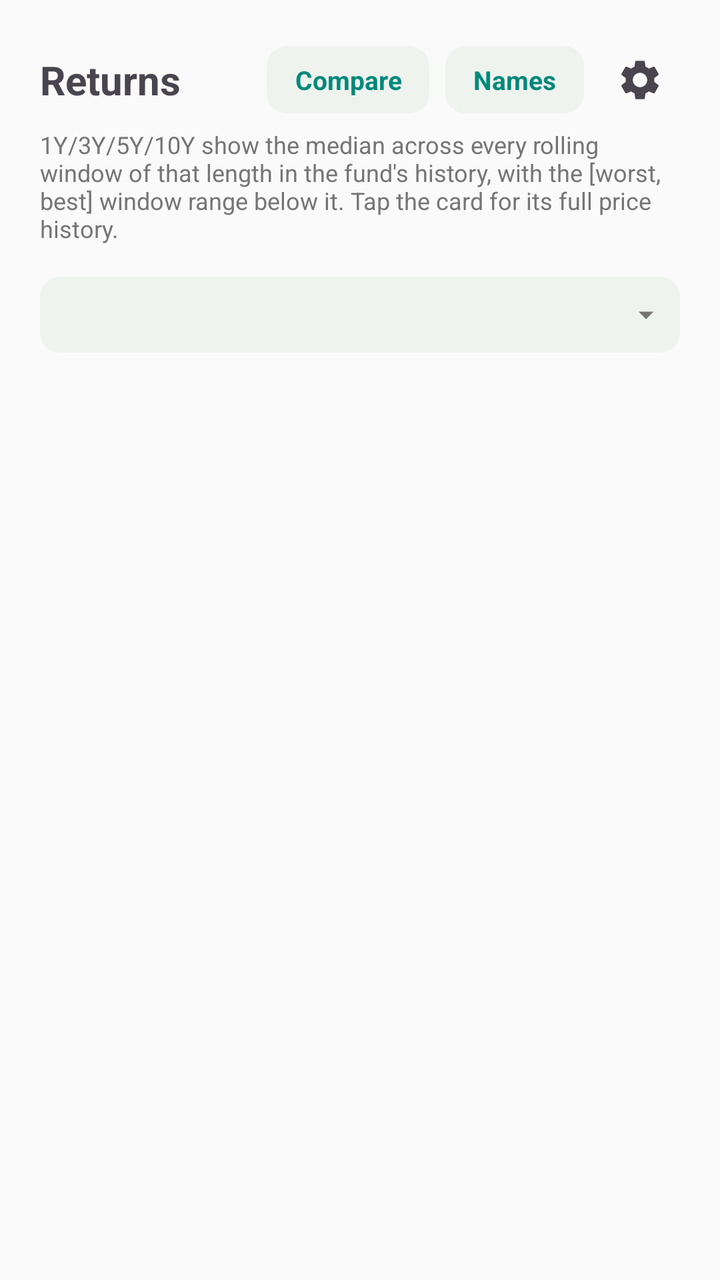
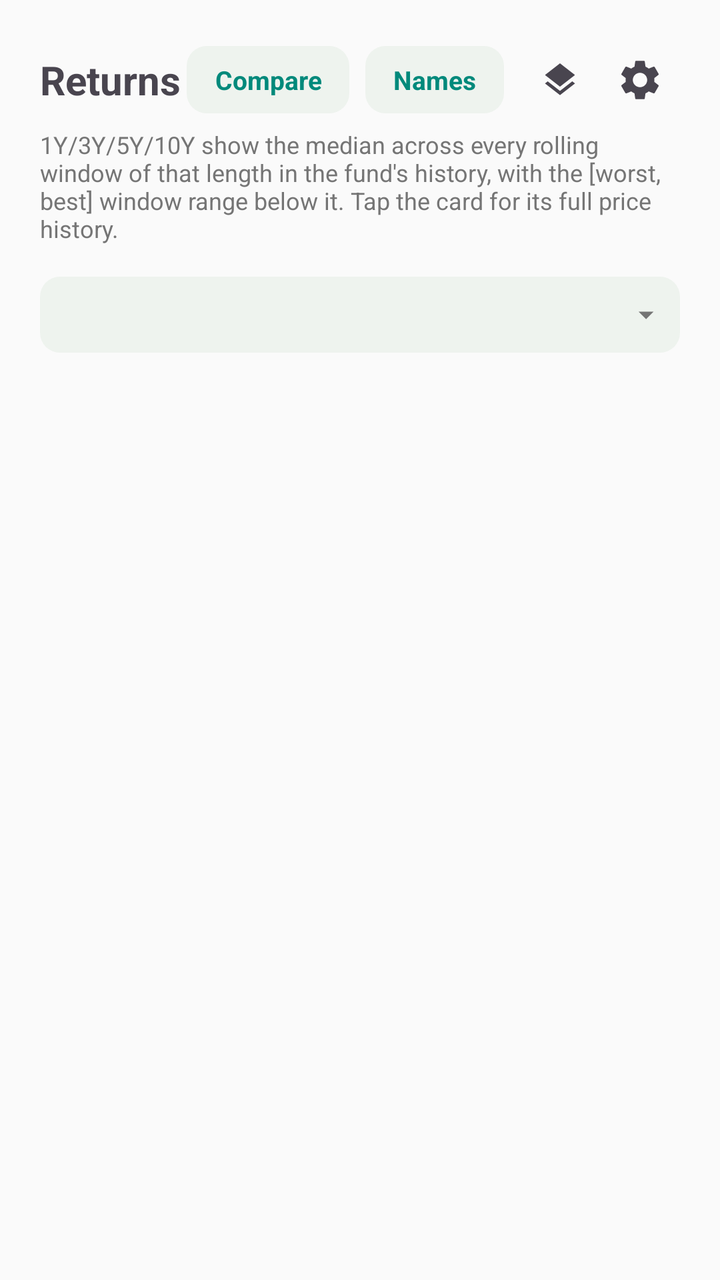

Screens rendered from an Android XML layout before and after an edit, with the pre-edit source and the edit as a unified diff.
<!-- AndroidManifest.xml: application theme Theme.PersonalPortfolio -->
<!-- res/layout/activity_returns.xml -->
<?xml version="1.0" encoding="utf-8"?>
<LinearLayout xmlns:android="http://schemas.android.com/apk/res/android"
    android:layout_width="match_parent"
    android:layout_height="match_parent"
    android:orientation="vertical"
    android:padding="20dp">

    <LinearLayout
        android:layout_width="match_parent"
        android:layout_height="wrap_content"
        android:orientation="horizontal"
        android:gravity="center_vertical">

        <TextView
            android:layout_width="0dp"
            android:layout_weight="1"
            android:layout_height="wrap_content"
            android:text="Returns"
            android:textSize="20sp"
            android:textStyle="bold" />

        <TextView
            android:id="@+id/returnsCompareButton"
            style="@style/ActionChip"
            android:layout_width="wrap_content"
            android:layout_marginEnd="8dp"
            android:text="Compare" />

        <TextView
            android:id="@+id/returnsManageNamesButton"
            style="@style/ActionChip"
            android:layout_width="wrap_content"
            android:layout_marginEnd="8dp"
            android:text="Names" />

        <ImageButton
            android:id="@+id/returnsManageBenchmarksButton"
            android:layout_width="40dp"
            android:layout_height="40dp"
            android:padding="8dp"
            android:background="?attr/selectableItemBackgroundBorderless"
            android:src="@drawable/ic_settings_gear"
            android:contentDescription="Manage benchmarks" />

    </LinearLayout>

    <TextView
        android:layout_width="match_parent"
        android:layout_height="wrap_content"
        android:layout_marginTop="4dp"
        android:textSize="12sp"
        android:textColor="@color/colorNeutral"
        android:text="1Y/3Y/5Y/10Y show the median across every rolling window of that length in the fund's history, with the [worst, best] window range below it. Tap the card for its full price history." />

    
    <TextView
        android:id="@+id/returnsPickerTab"
        style="@style/ProgressionDropdownTab"
        android:layout_width="match_parent"
        android:layout_marginTop="16dp" />

    <TextView
        android:id="@+id/returnsEmptyState"
        android:layout_width="match_parent"
        android:layout_height="wrap_content"
        android:layout_marginTop="24dp"
        android:textSize="14sp"
        android:textColor="@color/colorNeutral"
        android:visibility="gone" />

    <androidx.core.widget.NestedScrollView
        android:layout_width="match_parent"
        android:layout_height="0dp"
        android:layout_weight="1"
        android:layout_marginTop="16dp"
        android:fillViewport="true">

        <FrameLayout
            android:id="@+id/returnsCardContainer"
            android:layout_width="match_parent"
            android:layout_height="wrap_content" />

    </androidx.core.widget.NestedScrollView>

</LinearLayout>
<!-- resources referenced by this layout -->
<resources>
  <color name="colorNeutral">#757575</color>
  <style name="ActionChip">
          <item name="android:layout_height">wrap_content</item>
          <item name="android:paddingStart">14dp</item>
          <item name="android:paddingEnd">14dp</item>
          <item name="android:paddingTop">8dp</item>
          <item name="android:paddingBottom">8dp</item>
          <item name="android:background">@drawable/dropdown_tab_background</item>
          <item name="android:textSize">13sp</item>
          <item name="android:textStyle">bold</item>
          <item name="android:textColor">@color/colorSecondary</item>
          <item name="android:gravity">center</item>
          <item name="android:clickable">true</item>
          <item name="android:focusable">true</item>
      </style>
  <style name="Theme.PersonalPortfolio" parent="Theme.Material3.DayNight.NoActionBar">
          <item name="colorPrimary">@color/colorPrimary</item>
          <item name="colorPrimaryVariant">@color/colorPrimaryVariant</item>
          <item name="colorOnPrimary">@color/colorOnPrimary</item>
  
          <item name="colorSecondary">@color/colorSecondary</item>
          <item name="colorOnSecondary">@color/colorOnSecondary</item>
  
          <item name="android:colorBackground">@color/colorBackground</item>
          <item name="colorOnBackground">@color/colorOnBackground</item>
  
          <item name="colorSurface">@color/colorSurface</item>
          <item name="colorOnSurface">@color/colorOnSurface</item>
  
          <item name="android:statusBarColor">@color/colorPrimaryVariant</item>
      </style>
  <!-- drawable dropdown_tab_background (drawable) -->
  <?xml version="1.0" encoding="utf-8"?>
  <shape xmlns:android="http://schemas.android.com/apk/res/android"
      android:shape="rectangle">
      <solid android:color="@color/colorSurfaceVariant" />
      <corners android:radius="10dp" />
  </shape>
  <color name="colorSecondary">#00897B</color>
  <color name="colorOnSurface">#1A1A1A</color>
  <!-- drawable ic_dropdown_caret (drawable) -->
  <vector xmlns:android="http://schemas.android.com/apk/res/android"
      android:width="18dp"
      android:height="18dp"
      android:viewportWidth="24"
      android:viewportHeight="24">
      <path
          android:fillColor="#757575"
          android:pathData="M7,10l5,5 5,-5z" />
  </vector>
  <color name="colorPrimary">#1B5E20</color>
  <color name="colorPrimaryVariant">#0D3B12</color>
  <color name="colorOnPrimary">#FFFFFF</color>
  <color name="colorOnSecondary">#FFFFFF</color>
  <color name="colorBackground">#FAFAFA</color>
  <color name="colorOnBackground">#1A1A1A</color>
  <color name="colorSurface">#FFFFFF</color>
  <color name="colorSurfaceVariant">#EEF3EE</color>
  <!-- unchanged entries left out for length: 2 -->
</resources>

<!-- the commit's change to res/layout/activity_returns.xml (unified diff, before → after) -->
@@ -32,6 +32,15 @@
             android:layout_width="wrap_content"
             android:layout_marginEnd="8dp"
             android:text="Names" />
+
+        <ImageButton
+            android:id="@+id/returnsManageAdditionalFundsButton"
+            android:layout_width="40dp"
+            android:layout_height="40dp"
+            android:padding="8dp"
+            android:background="?attr/selectableItemBackgroundBorderless"
+            android:src="@drawable/ic_tab_layers"
+            android:contentDescription="Manage Additional Funds" />
 
         <ImageButton
             android:id="@+id/returnsManageBenchmarksButton"
<!-- resource entries referenced after the edit -->
@@ -1,6 +1,17 @@
 <!-- resources referenced by this layout -->
 <resources>
   <color name="colorNeutral">#757575</color>
+  <!-- drawable ic_tab_layers (drawable) -->
+  <vector xmlns:android="http://schemas.android.com/apk/res/android"
+      android:width="20dp"
+      android:height="20dp"
+      android:viewportWidth="24"
+      android:viewportHeight="24"
+      android:tint="?attr/colorControlNormal">
+      <path
+          android:fillColor="#FF000000"
+          android:pathData="M11.99,18.54l-7.37,-5.73L3,14.07l9,7 9,-7 -1.63,-1.27zM12,16l7.36,-5.73L21,9l-9,-7 -9,7 1.63,1.27z" />
+  </vector>
   <style name="ActionChip">
           <item name="android:layout_height">wrap_content</item>
           <item name="android:paddingStart">14dp</item>
